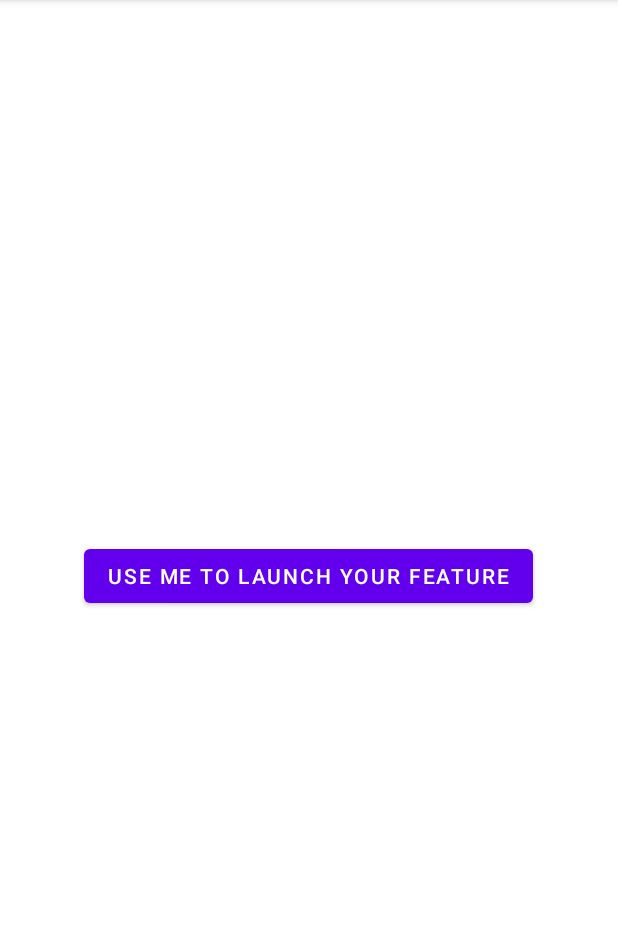
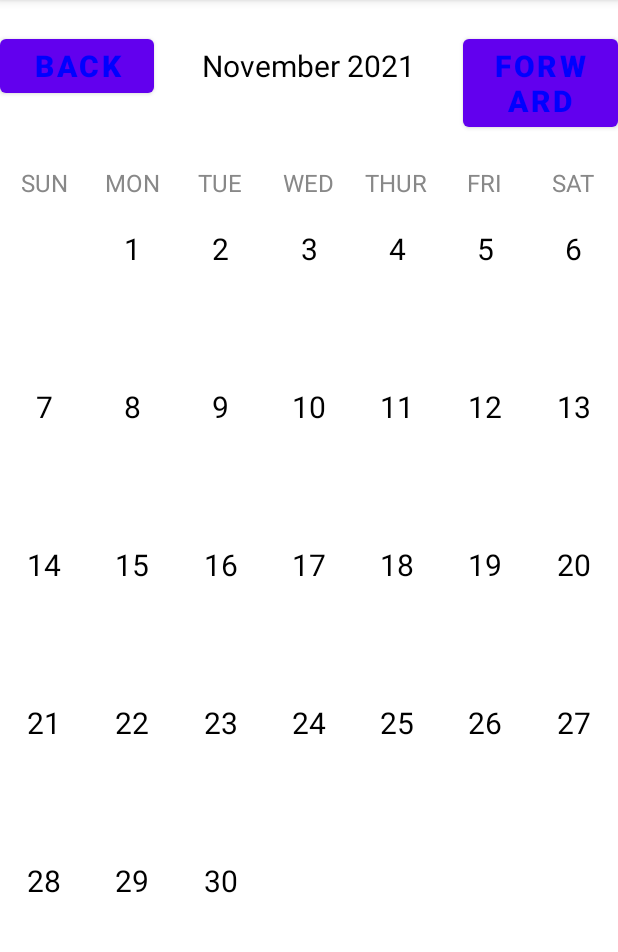
Before and after one commit to meluchoMZ/PSApp, an Android app: the screen it shows after launch (MainActivity), on a phone screen of 412 x 824 dp, the part 84-1036 px from its top. Run offline under Robolectric (Android 15) with nearby library versions, the phone set to English and light mode, and no system bars.

Commit message:
calendar interface implemented

```diff
--- /dev/null
+++ b/Agendaly/app/src/main/java/es/udc/psi/agendaly/CalendarAdapter.java
@@ -0,0 +1,50 @@
+package es.udc.psi.agendaly;
+
+import android.view.LayoutInflater;
+import android.view.View;
+import android.view.ViewGroup;
+
+import androidx.annotation.NonNull;
+import androidx.recyclerview.widget.RecyclerView;
+
+import java.util.ArrayList;
+
+class CalendarAdapter extends RecyclerView.Adapter<CalendarViewHolder>
+{
+    private final ArrayList<String> daysOfMonth;
+    private final OnItemListener onItemListener;
+
+    public CalendarAdapter(ArrayList<String> daysOfMonth, OnItemListener onItemListener)
+    {
+        this.daysOfMonth = daysOfMonth;
+        this.onItemListener = onItemListener;
+    }
+
+    @NonNull
+    @Override
+    public CalendarViewHolder onCreateViewHolder(@NonNull ViewGroup parent, int viewType)
+    {
+        LayoutInflater inflater = LayoutInflater.from(parent.getContext());
+        View view = inflater.inflate(R.layout.calendar_cell, parent, false);
+        ViewGroup.LayoutParams layoutParams = view.getLayoutParams();
+        layoutParams.height = (int) (parent.getHeight() * 0.166666666);
+        return new CalendarViewHolder(view, onItemListener);
+    }
+
+    @Override
+    public void onBindViewHolder(@NonNull CalendarViewHolder holder, int position)
+    {
+        holder.dayOfMonth.setText(daysOfMonth.get(position));
+    }
+
+    @Override
+    public int getItemCount()
+    {
+        return daysOfMonth.size();
+    }
+
+    public interface  OnItemListener
+    {
+        void onItemClick(int position, String dayText);
+    }
+}
--- /dev/null
+++ b/Agendaly/app/src/main/java/es/udc/psi/agendaly/CalendarViewHolder.java
@@ -0,0 +1,26 @@
+package es.udc.psi.agendaly;
+
+import android.view.View;
+import android.widget.TextView;
+
+import androidx.annotation.NonNull;
+import androidx.recyclerview.widget.RecyclerView;
+
+public class CalendarViewHolder extends RecyclerView.ViewHolder implements View.OnClickListener
+{
+    public final TextView dayOfMonth;
+    private final CalendarAdapter.OnItemListener onItemListener;
+    public CalendarViewHolder(@NonNull View itemView, CalendarAdapter.OnItemListener onItemListener)
+    {
+        super(itemView);
+        dayOfMonth = itemView.findViewById(R.id.cellDayText);
+        this.onItemListener = onItemListener;
+        itemView.setOnClickListener(this);
+    }
+
+    @Override
+    public void onClick(View view)
+    {
+        onItemListener.onItemClick(getAdapterPosition(), (String) dayOfMonth.getText());
+    }
+}
--- a/Agendaly/app/src/main/java/es/udc/psi/agendaly/MainActivity.java
+++ b/Agendaly/app/src/main/java/es/udc/psi/agendaly/MainActivity.java
@@ -8,26 +8,101 @@
 package es.udc.psi.agendaly;
 
 import androidx.appcompat.app.AppCompatActivity;
+import androidx.recyclerview.widget.GridLayoutManager;
+import androidx.recyclerview.widget.RecyclerView;
 
 import android.os.Bundle;
+import android.view.View;
+import android.widget.TextView;
+import android.widget.Toast;
 
-public class MainActivity extends AppCompatActivity {
+import java.time.LocalDate;
+import java.time.YearMonth;
+import java.time.format.DateTimeFormatter;
+import java.util.ArrayList;
 
-	/*
-	To avoid interference between use cases, this activity should be used as
-	launcher until we have decided the organization of the app.
-	Each change in the repository should be managed as follow:
-		- If it is a new feature, it should be developed on a branch called "feature/<feature_name>"
-		- If a bug is detected, a new issue should be added to github. The bug should be
-		  developed in a branch called "issue/<issue_id>"
-	Commits should be pushed to it's branch. Then, changes will be merged. After this, those
-	branches should be removed.
-	Commits should have the form: "[<bug/feature>#<id/name>] <commit message>"
-	 */
+public class MainActivity extends AppCompatActivity implements CalendarAdapter.OnItemListener
+{
+	private TextView monthYearText;
+	private RecyclerView calendarRecyclerView;
+	private LocalDate selectedDate;
 
 	@Override
-	protected void onCreate(Bundle savedInstanceState) {
+	protected void onCreate(Bundle savedInstanceState)
+	{
 		super.onCreate(savedInstanceState);
 		setContentView(R.layout.activity_main);
+		initWidgets();
+		selectedDate = LocalDate.now();
+		setMonthView();
+	}
+
+	private void initWidgets()
+	{
+		calendarRecyclerView = findViewById(R.id.calendarRecyclerView);
+		monthYearText = findViewById(R.id.monthYearTV);
+	}
+
+	private void setMonthView()
+	{
+		monthYearText.setText(monthYearFromDate(selectedDate));
+		ArrayList<String> daysInMonth = daysInMonthArray(selectedDate);
+
+		CalendarAdapter calendarAdapter = new CalendarAdapter(daysInMonth, this);
+		RecyclerView.LayoutManager layoutManager = new GridLayoutManager(getApplicationContext(), 7);
+		calendarRecyclerView.setLayoutManager(layoutManager);
+		calendarRecyclerView.setAdapter(calendarAdapter);
+	}
+
+	private ArrayList<String> daysInMonthArray(LocalDate date)
+	{
+		ArrayList<String> daysInMonthArray = new ArrayList<>();
+		YearMonth yearMonth = YearMonth.from(date);
+
+		int daysInMonth = yearMonth.lengthOfMonth();
+
+		LocalDate firstOfMonth = selectedDate.withDayOfMonth(1);
+		int dayOfWeek = firstOfMonth.getDayOfWeek().getValue();
+
+		for(int i = 1; i <= 42; i++)
+		{
+			if(i <= dayOfWeek || i > daysInMonth + dayOfWeek)
+			{
+				daysInMonthArray.add("");
+			}
+			else
+			{
+				daysInMonthArray.add(String.valueOf(i - dayOfWeek));
+			}
+		}
+		return  daysInMonthArray;
+	}
+
+	private String monthYearFromDate(LocalDate date)
+	{
+		DateTimeFormatter formatter = DateTimeFormatter.ofPattern("MMMM yyyy");
+		return date.format(formatter);
+	}
+
+	public void previousMonthAction(View view)
+	{
+		selectedDate = selectedDate.minusMonths(1);
+		setMonthView();
+	}
+
+	public void nextMonthAction(View view)
+	{
+		selectedDate = selectedDate.plusMonths(1);
+		setMonthView();
+	}
+
+	@Override
+	public void onItemClick(int position, String dayText)
+	{
+		if(!dayText.equals(""))
+		{
+			String message = "Selected Date " + dayText + " " + monthYearFromDate(selectedDate);
+			Toast.makeText(this, message, Toast.LENGTH_LONG).show();
+		}
 	}
 }
--- a/Agendaly/app/src/main/res/layout/activity_main.xml
+++ b/Agendaly/app/src/main/res/layout/activity_main.xml
@@ -6,10 +6,121 @@
     android:orientation="vertical"
     android:gravity="center"
     tools:context=".MainActivity">
-    <Button
-        android:id="@+id/feature_launcher"
-        android:layout_width="wrap_content"
+    <LinearLayout
+        android:layout_width="match_parent"
         android:layout_height="wrap_content"
-        android:text="@string/feature_launcher_string"
-        />
+        android:orientation="horizontal"
+        android:layout_marginBottom="20dp"
+        android:layout_marginTop="20dp">
+        <Button
+            android:layout_width="0dp"
+            android:layout_height="wrap_content"
+            android:layout_weight="1"
+            android:text="@string/back"
+            android:textColor="@color/blue"
+            android:background="@null"
+            android:textStyle="bold"
+            android:onClick="previousMonthAction"
+            android:textSize="20sp"/>
+
+        <TextView
+            android:id="@+id/monthYearTV"
+            android:layout_width="0dp"
+            android:layout_weight="2"
+            android:layout_height="wrap_content"
+            android:text="Feb 2021"
+            android:textSize="20sp"
+            android:textAlignment="center"
+            android:textColor="@color/black"/>
+
+        <Button
+            android:layout_width="0dp"
+            android:layout_height="wrap_content"
+            android:layout_weight="1"
+            android:text="@string/forward"
+            android:textColor="@color/blue"
+            android:background="@null"
+            android:textStyle="bold"
+            android:onClick="nextMonthAction"
+            android:textSize="20sp"/>
+
+    </LinearLayout>
+
+    <LinearLayout
+        android:layout_width="match_parent"
+        android:layout_height="wrap_content"
+        android:orientation="horizontal">
+
+        <TextView
+            android:layout_width="0dp"
+            android:layout_height="wrap_content"
+            android:layout_weight="1"
+            android:text="SUN"
+            android:textColor="@color/gray"
+            android:textAlignment="center"
+            android:textSize="16sp"/>
+
+        <TextView
+            android:layout_width="0dp"
+            android:layout_height="wrap_content"
+            android:layout_weight="1"
+            android:text="MON"
+            android:textColor="@color/gray"
+            android:textAlignment="center"
+            android:textSize="16sp"/>
+
+        <TextView
+            android:layout_width="0dp"
+            android:layout_height="wrap_content"
+            android:layout_weight="1"
+            android:text="TUE"
+            android:textColor="@color/gray"
+            android:textAlignment="center"
+            android:textSize="16sp"/>
+
+        <TextView
+            android:layout_width="0dp"
+            android:layout_height="wrap_content"
+            android:layout_weight="1"
+            android:text="WED"
+            android:textColor="@color/gray"
+            android:textAlignment="center"
+            android:textSize="16sp"/>
+
+        <TextView
+            android:layout_width="0dp"
+            android:layout_height="wrap_content"
+            android:layout_weight="1"
+            android:text="THUR"
+            android:textColor="@color/gray"
+            android:textAlignment="center"
+            android:textSize="16sp"/>
+
+        <TextView
+            android:layout_width="0dp"
+            android:layout_height="wrap_content"
+            android:layout_weight="1"
+            android:text="FRI"
+            android:textColor="@color/gray"
+            android:textAlignment="center"
+            android:textSize="16sp"/>
+
+        <TextView
+            android:layout_width="0dp"
+            android:layout_height="wrap_content"
+            android:layout_weight="1"
+            android:text="SAT"
+            android:textColor="@color/gray"
+            android:textAlignment="center"
+            android:textSize="16sp"/>
+
+
+    </LinearLayout>
+
+
+    <androidx.recyclerview.widget.RecyclerView
+        android:id="@+id/calendarRecyclerView"
+        android:layout_width="match_parent"
+        android:layout_height="match_parent"/>
+
 </LinearLayout>
--- /dev/null
+++ b/Agendaly/app/src/main/res/layout/calendar_cell.xml
@@ -0,0 +1,21 @@
+<?xml version="1.0" encoding="utf-8"?>
+<androidx.constraintlayout.widget.ConstraintLayout xmlns:android="http://schemas.android.com/apk/res/android"
+    android:layout_width="match_parent"
+    android:layout_height="match_parent"
+    xmlns:app="http://schemas.android.com/apk/res-auto">
+
+
+    <TextView
+        android:layout_width="wrap_content"
+        android:layout_height="wrap_content"
+        android:id="@+id/cellDayText"
+        android:text="1"
+        android:textSize="20sp"
+        android:textColor="@color/black"
+        app:layout_constraintBottom_toBottomOf="parent"
+        app:layout_constraintTop_toTopOf="parent"
+        app:layout_constraintRight_toRightOf="parent"
+        app:layout_constraintLeft_toLeftOf="parent"
+        app:layout_constraintVertical_bias="0.25"/>
+
+</androidx.constraintlayout.widget.ConstraintLayout>
--- a/Agendaly/app/src/main/res/values/colors.xml
+++ b/Agendaly/app/src/main/res/values/colors.xml
@@ -1,5 +1,7 @@
 <?xml version="1.0" encoding="utf-8"?>
 <resources>
+    <color name="gray">#888</color>
+    <color name="blue">#0000FF</color>
     <color name="purple_200">#FFBB86FC</color>
     <color name="purple_500">#FF6200EE</color>
     <color name="purple_700">#FF3700B3</color>
--- a/Agendaly/app/src/main/res/values/strings.xml
+++ b/Agendaly/app/src/main/res/values/strings.xml
@@ -1,4 +1,6 @@
 <resources>
     <string name="app_name">Agendaly</string>
     <string name="feature_launcher_string">Use me to launch your feature</string>
+    <string name="back">back</string>
+    <string name="forward">forward</string>
 </resources>
```
